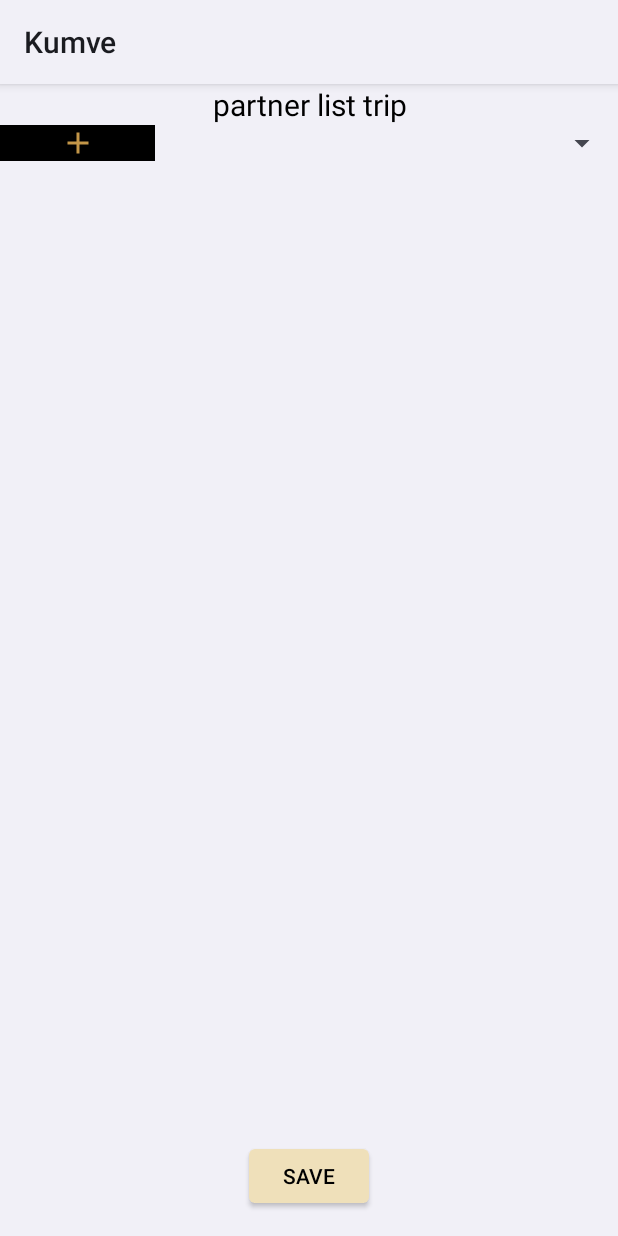
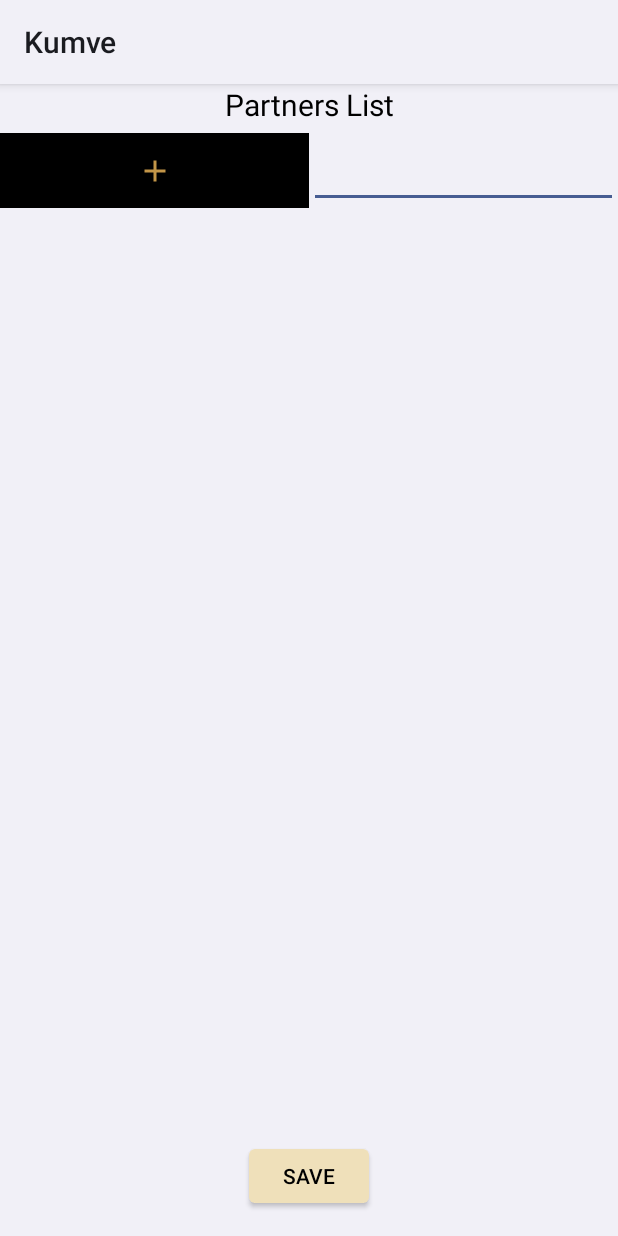
Before and after one commit to ItayGalili/Kumve, an Android app: the layout fragment_partner_list.xml on its own in the app's theme, with its tools: preview values and no code run, on a phone screen of 412 x 824 dp. Run offline under Robolectric (Android 15) with nearby library versions, the phone set to English and light mode, and no system bars.

Commit message:
partner list

```diff
--- a/app/src/main/java/com/example/mykumve/data/db/repository/UserRepository.kt
+++ b/app/src/main/java/com/example/mykumve/data/db/repository/UserRepository.kt
@@ -44,6 +44,9 @@ class UserRepository(application: Application): CoroutineScope {
     fun getUserByEmail(email: String): LiveData<User?>? {
         return userDao?.getUserByEmail(email)
     }
+    fun getUserByPhone(phone: String): LiveData<User?>? {
+        return userDao?.getUserByPhone(phone)
+    }
 
     suspend fun insertUser(user: User): Deferred<Result> = coroutineScope {
         async {
--- a/app/src/main/java/com/example/mykumve/ui/viewmodel/SharedTripViewModel.kt
+++ b/app/src/main/java/com/example/mykumve/ui/viewmodel/SharedTripViewModel.kt
@@ -8,6 +8,7 @@ import androidx.lifecycle.ViewModelProvider
 import androidx.lifecycle.ViewModelStoreOwner
 import com.example.mykumve.data.data_classes.Equipment
 import com.example.mykumve.data.model.Trip
+import com.example.mykumve.data.model.TripInvitation
 
 class SharedTripViewModel : ViewModel() {
     val TAG = SharedTripViewModel::class.java.toString()
@@ -40,6 +41,10 @@ class SharedTripViewModel : ViewModel() {
         }
     }
 
+    fun addInvitation(invitation: TripInvitation) {
+        _partialTrip.value?.invitations?.add(invitation)
+        _partialTrip.postValue(_partialTrip.value) // Notify observers of the change
+    }
 
     fun initTripViewModel(viewModelStoreOwner: ViewModelStoreOwner) {
         tripViewModel = ViewModelProvider(viewModelStoreOwner).get(TripViewModel::class.java)
--- a/app/src/main/res/layout/fragment_partner_list.xml
+++ b/app/src/main/res/layout/fragment_partner_list.xml
@@ -11,7 +11,7 @@
         android:layout_width="match_parent"
         android:layout_height="wrap_content"
         android:gravity="center"
-        android:text="partner list trip"
+        android:text="@string/trip_partner_list_title"
         android:textColor="@color/black"
         android:textSize="20sp"
         app:layout_constraintTop_toTopOf="parent" />
@@ -22,22 +22,25 @@
         android:layout_width="match_parent"
         android:layout_height="wrap_content"
         android:orientation="horizontal"
+        android:layout_marginTop="5dp"
         app:layout_constraintTop_toBottomOf="@+id/textView3">
 
 
         <ImageButton
             android:id="@+id/addPartner"
             android:layout_width="match_parent"
-            android:layout_height="wrap_content"
+            android:layout_height="50dp"
             android:layout_weight="3"
             android:src="@drawable/baseline_add_24"
             android:background="@color/black"/>
 
-        <Spinner
-            android:id="@+id/possiblePartnerList"
+        <EditText
+            android:id="@+id/phoneNumberToInvite"
             android:layout_width="match_parent"
             android:layout_height="match_parent"
-            android:layout_weight="1" />
+            android:layout_weight="3"
+            android:inputType="phone"
+            android:visibility="visible" />
 
 
     </LinearLayout>
```
Also changed, not shown: app/src/main/java/com/example/mykumve/ui/trip/PartnerListFragment.kt (+101 -24 lines).
